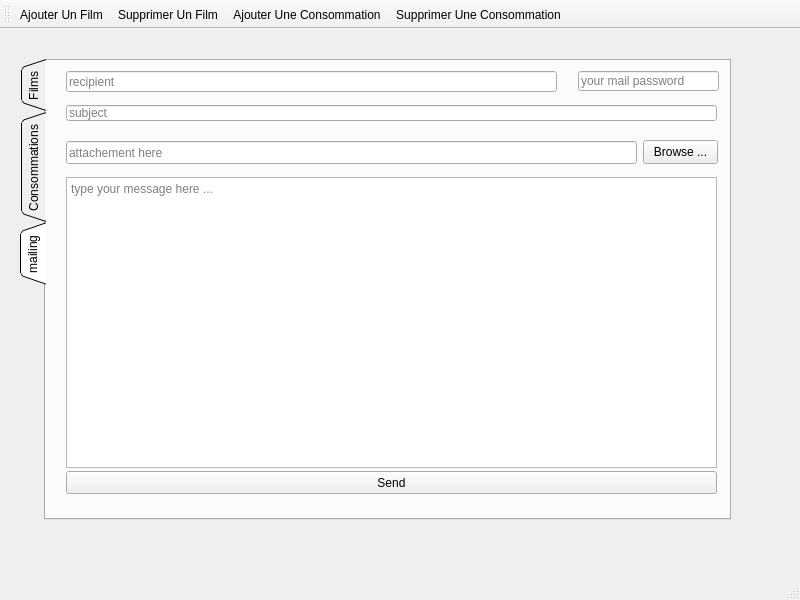
Before: the Qt Designer form integration_f/mainwindow_film_consommation.ui in SeifEddineAmara/smart-cinema-2A4, drawn with Qt 5.
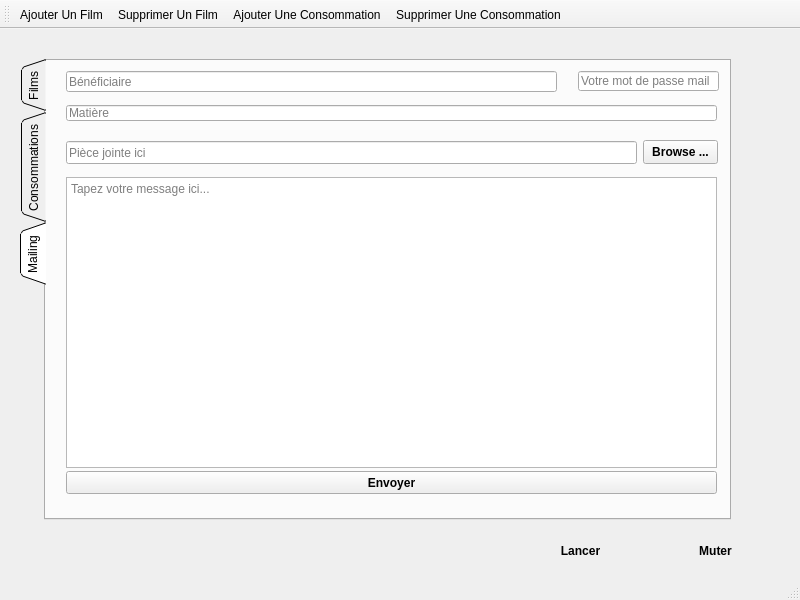
After: the same form once the commit is applied. The open tabs and pages were chosen to show the change. Icons and pictures are not drawn.

The edit to the form file:
```diff
--- a/integration_f/mainwindow_film_consommation.ui
+++ b/integration_f/mainwindow_film_consommation.ui
@@ -175,7 +175,7 @@
     </widget>
     <widget class="QWidget" name="tab_3">
      <attribute name="title">
-      <string>mailing</string>
+      <string>Mailing</string>
      </attribute>
      <widget class="QLineEdit" name="subject">
       <property name="geometry">
@@ -190,7 +190,7 @@
        <string notr="true">border-image: white</string>
       </property>
       <property name="placeholderText">
-       <string>subject</string>
+       <string>Matière</string>
       </property>
      </widget>
      <widget class="QLineEdit" name="rcpt">
@@ -206,7 +206,7 @@
        <string notr="true">border-image: white</string>
       </property>
       <property name="placeholderText">
-       <string>recipient</string>
+       <string>Bénéficiaire</string>
       </property>
      </widget>
      <widget class="QPushButton" name="browseBtn">
@@ -218,6 +218,12 @@
         <height>24</height>
        </rect>
       </property>
+      <property name="font">
+       <font>
+        <weight>75</weight>
+        <bold>true</bold>
+       </font>
+      </property>
       <property name="styleSheet">
        <string notr="true">border-image: url(:/new/prefix3/orange.png);</string>
       </property>
@@ -238,7 +244,7 @@
        <string notr="true">border-image: white</string>
       </property>
       <property name="placeholderText">
-       <string>type your message here ...</string>
+       <string>Tapez votre message ici...</string>
       </property>
      </widget>
      <widget class="QLineEdit" name="mail_pass">
@@ -257,7 +263,7 @@
        <enum>QLineEdit::Password</enum>
       </property>
       <property name="placeholderText">
-       <string>your mail password</string>
+       <string>Votre mot de passe mail</string>
       </property>
      </widget>
      <widget class="QPushButton" name="sendBtn">
@@ -269,11 +275,17 @@
         <height>23</height>
        </rect>
       </property>
+      <property name="font">
+       <font>
+        <weight>75</weight>
+        <bold>true</bold>
+       </font>
+      </property>
       <property name="styleSheet">
        <string notr="true">border-image: url(:/new/prefix3/orange.png);</string>
       </property>
       <property name="text">
-       <string>Send</string>
+       <string>Envoyer</string>
       </property>
      </widget>
      <widget class="QLineEdit" name="file">
@@ -289,11 +301,57 @@
        <string notr="true">border-image: white</string>
       </property>
       <property name="placeholderText">
-       <string>attachement here</string>
+       <string>Pièce jointe ici</string>
       </property>
      </widget>
     </widget>
    </widget>
+   <widget class="QPushButton" name="play">
+    <property name="geometry">
+     <rect>
+      <x>520</x>
+      <y>510</y>
+      <width>121</width>
+      <height>23</height>
+     </rect>
+    </property>
+    <property name="font">
+     <font>
+      <weight>75</weight>
+      <bold>true</bold>
+     </font>
+    </property>
+    <property name="styleSheet">
+     <string notr="true">border-image: url(:/new/prefix3/orange.png);
+border-radius:10px;</string>
+    </property>
+    <property name="text">
+     <string>Lancer</string>
+    </property>
+   </widget>
+   <widget class="QPushButton" name="mute">
+    <property name="geometry">
+     <rect>
+      <x>660</x>
+      <y>510</y>
+      <width>111</width>
+      <height>23</height>
+     </rect>
+    </property>
+    <property name="font">
+     <font>
+      <weight>75</weight>
+      <bold>true</bold>
+     </font>
+    </property>
+    <property name="styleSheet">
+     <string notr="true">border-image: url(:/new/prefix3/orange.png);
+border-radius:10px;</string>
+    </property>
+    <property name="text">
+     <string>Muter</string>
+    </property>
+   </widget>
   </widget>
   <widget class="QMenuBar" name="menubar">
    <property name="geometry">
```
Left out of the diff: 14 changed lines with no effect on the pictures.
